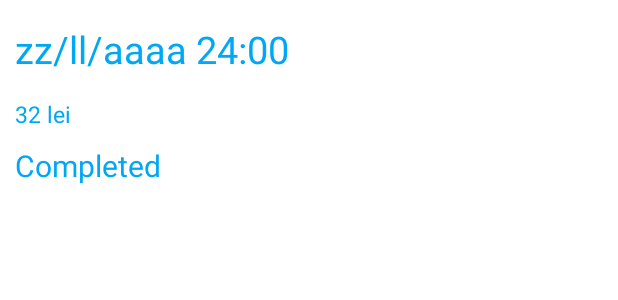
After one commit to laur4444/RapidFill, an Android app: the layout transaction.xml on its own in the app's theme, with its tools: preview values and no code run, on a phone screen of 412 x 824 dp. The commit adds this screen. Shown: the top 300 px of the screen. Run offline under Robolectric (Android 15) with nearby library versions, the phone set to English and light mode, and no system bars; network calls fail.

Commit message:
Added transactions

```diff
--- a/app/build.gradle
+++ b/app/build.gradle
@@ -31,6 +31,8 @@ dependencies {
 
     compile 'com.google.firebase:firebase-auth:11.8.0'
     compile 'com.google.android.gms:play-services-auth:11.8.0'
+    compile 'com.google.firebase:firebase-core:11.8.0'
+    compile 'com.google.firebase:firebase-database:11.8.0'
 
     compile 'com.braintreepayments.api:braintree:2.+'
     compile 'com.braintreepayments.api:drop-in:3.+'
@@ -38,6 +40,9 @@ dependencies {
     compile 'com.loopj.android:android-async-http:1.4.9'
     compile 'com.android.support:design:26.0.0'
     compile 'com.google.code.gson:gson:2.6.1'
+
+
+
     testCompile 'junit:junit:4.12'
 }
 apply plugin: 'com.google.gms.google-services'
--- a/app/src/main/AndroidManifest.xml
+++ b/app/src/main/AndroidManifest.xml
@@ -27,7 +27,8 @@
 
         <activity android:name=".ScannerActivity" />
         <activity android:name=".MenuActivity" />
-        <activity android:name=".CreateCustomer"></activity>
+        <activity android:name=".CreateCustomer" />
+        <activity android:name=".TransactionActivity"></activity>
     </application>
 
 </manifest>
--- a/app/src/main/java/net/ddns/rapidfill/rapidfill/CreateCustomer.java
+++ b/app/src/main/java/net/ddns/rapidfill/rapidfill/CreateCustomer.java
@@ -53,6 +53,7 @@ public class CreateCustomer extends AppCompatActivity implements View.OnClickLis
                 paramHash.put("firstName", txtNume.getText().toString());
                 paramHash.put("lastName", txtPrenume.getText().toString());
                 paramHash.put("id", firebaseAuth.getUid());
+                paramHash.put("email", firebaseAuth.getCurrentUser().getEmail());
                 createCustomer();
             }
         });
--- /dev/null
+++ b/app/src/main/res/layout/transaction.xml
@@ -0,0 +1,39 @@
+<?xml version="1.0" encoding="utf-8"?>
+<LinearLayout xmlns:android="http://schemas.android.com/apk/res/android"
+    android:layout_width="match_parent" android:layout_height="match_parent"
+    android:orientation="vertical"
+    android:paddingLeft="10dp"
+    android:paddingRight="10dp"
+    android:paddingBottom="10dp"
+    android:paddingTop="15dp"
+    android:background="#ffffff">
+
+
+    <TextView
+        android:id="@+id/dateTextView"
+        android:layout_width="wrap_content"
+        android:layout_height="wrap_content"
+        android:paddingBottom="15dp"
+        android:text="zz/ll/aaaa 24:00"
+        android:textColor="#00a7f5"
+        android:textSize="25dp" />
+
+    <TextView
+        android:id="@+id/priceTextView"
+        android:layout_width="wrap_content"
+        android:layout_height="wrap_content"
+        android:paddingBottom="10dp"
+        android:text="32 lei"
+        android:textColor="#00a7f5"
+        android:textSize="15dp" />
+
+    <TextView
+        android:id="@+id/statusTextView"
+        android:layout_width="wrap_content"
+        android:layout_height="wrap_content"
+        android:layout_above="@+id/textViewPrice"
+        android:text="Completed"
+        android:textColor="#00a7f5"
+        android:textSize="20dp" />
+
+</LinearLayout>
```
Also changed, not shown: app/src/main/java/net/ddns/rapidfill/rapidfill/MenuActivity.java (+12 -1 lines), app/src/main/java/net/ddns/rapidfill/rapidfill/Transaction.java (added, +37 -0 lines), app/src/main/java/net/ddns/rapidfill/rapidfill/TransactionActivity.java (added, +28 -0 lines), app/src/main/java/net/ddns/rapidfill/rapidfill/TransactionAdaptor.java (added, +69 -0 lines), app/src/main/java/net/ddns/rapidfill/rapidfill/TransactionRequest.java (added, +92 -0 lines), app/src/main/res/layout/activity_menu.xml (+9 -1 lines), app/src/main/res/layout/activity_transaction.xml (added, +15 -0 lines), 1 other file.
